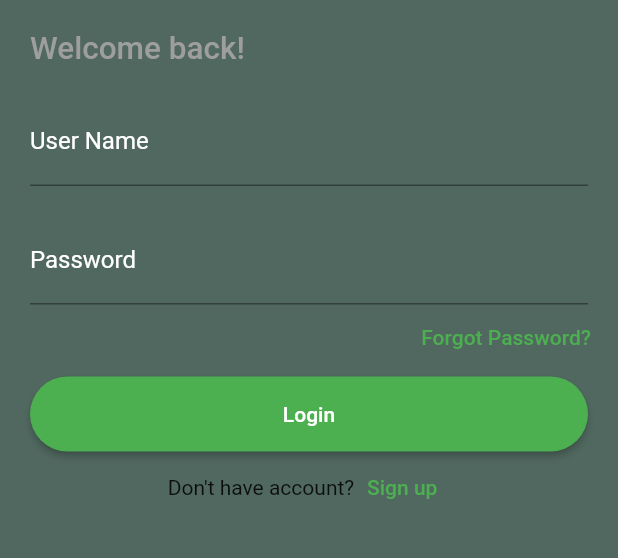
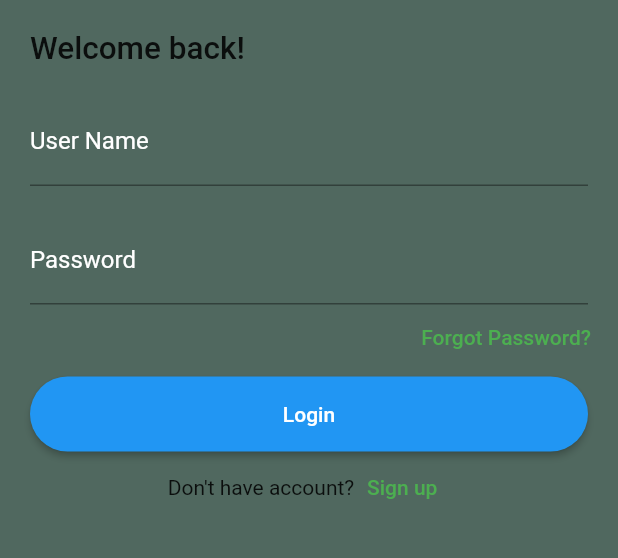
Before and after one commit to Linda-Fitz/RapidIdeationProject, a Flutter app: the screen it shows after launch, after a tap on "Skip", on a phone screen of 412 x 824 dp, the part 549-1107 px from its top. Run offline on Flutter 3.47's test engine with Material 2 defaults, Android fonts, the phone set to English and light mode, and no system bars; our stand-ins replace introduction_screen; Roboto replaces fonts that are missing (Karla).

Commit message:
deleting color property

```diff
--- a/lib/screens/login.dart
+++ b/lib/screens/login.dart
@@ -54,10 +54,7 @@ class _State extends State<LoginScreen> {
                   padding: EdgeInsets.all(10),
                   child: Text(
                     'Welcome back!',
-                    style: TextStyle(
-                        color: Colors.grey,
-                        fontWeight: FontWeight.w500,
-                        fontSize: 21),
+                    style: TextStyle(fontWeight: FontWeight.w500, fontSize: 21),
                   ),
                 ),
                 Container(
@@ -99,8 +96,6 @@ class _State extends State<LoginScreen> {
                                 RoundedRectangleBorder(
                           borderRadius: BorderRadius.circular(30.0),
                         )),
-                        backgroundColor:
-                            MaterialStateProperty.all<Color>(Colors.green),
                       ),
                       child: Text('Login'),
                       onPressed: () => _login(context),
```
